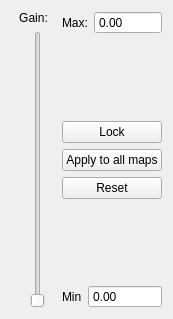
The window that src/plugins/TFWavelet/TFColorMapWidget.ui (HIP-infrastructure/anywave-code) describes before a commit, drawn with Qt 5.
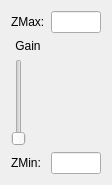
The same window after the commit.

```diff
--- a/src/plugins/TFWavelet/TFColorMapWidget.ui
+++ b/src/plugins/TFWavelet/TFColorMapWidget.ui
@@ -6,26 +6,50 @@
    <rect>
     <x>0</x>
     <y>0</y>
-    <width>173</width>
-    <height>319</height>
+    <width>112</width>
+    <height>185</height>
    </rect>
   </property>
   <property name="windowTitle">
    <string>TFColorMapWidget</string>
   </property>
-  <layout class="QHBoxLayout" name="mainLayout" stretch="0,1">
-   <item>
-    <layout class="QVBoxLayout" name="verticalLayout">
-     <item>
+  <layout class="QGridLayout" name="gridLayout">
+   <item row="0" column="0">
+    <widget class="QLabel" name="label_2">
+     <property name="text">
+      <string>ZMax:</string>
+     </property>
+    </widget>
+   </item>
+   <item row="0" column="1">
+    <widget class="QLineEdit" name="lineZMax">
+     <property name="sizePolicy">
+      <sizepolicy hsizetype="Preferred" vsizetype="Fixed">
+       <horstretch>0</horstretch>
+       <verstretch>0</verstretch>
+      </sizepolicy>
+     </property>
+     <property name="maxLength">
+      <number>10</number>
+     </property>
+     <property name="alignment">
+      <set>Qt::AlignCenter</set>
+     </property>
+     <property name="readOnly">
+      <bool>true</bool>
+     </property>
+    </widget>
+   </item>
+   <item row="1" column="0">
       <widget class="QLabel" name="label">
        <property name="sizePolicy">
-        <sizepolicy hsizetype="Expanding" vsizetype="Preferred">
+      <sizepolicy hsizetype="Preferred" vsizetype="Preferred">
          <horstretch>0</horstretch>
          <verstretch>0</verstretch>
         </sizepolicy>
        </property>
        <property name="text">
-        <string>Gain:</string>
+      <string>Gain</string>
        </property>
        <property name="scaledContents">
         <bool>true</bool>
@@ -35,143 +59,38 @@
        </property>
       </widget>
      </item>
-     <item>
-      <layout class="QHBoxLayout" name="horizontalLayout">
-       <item>
-        <spacer name="horizontalSpacer_2">
-         <property name="orientation">
-          <enum>Qt::Horizontal</enum>
-         </property>
-         <property name="sizeHint" stdset="0">
-          <size>
-           <width>45</width>
-           <height>20</height>
-          </size>
-         </property>
-        </spacer>
-       </item>
-       <item>
+   <item row="2" column="0">
         <widget class="QSlider" name="slider">
          <property name="orientation">
           <enum>Qt::Vertical</enum>
          </property>
         </widget>
        </item>
-       <item>
-        <spacer name="horizontalSpacer">
-         <property name="orientation">
-          <enum>Qt::Horizontal</enum>
-         </property>
-         <property name="sizeHint" stdset="0">
-          <size>
-           <width>37</width>
-           <height>20</height>
-          </size>
-         </property>
-        </spacer>
-       </item>
-      </layout>
-     </item>
-    </layout>
-   </item>
-   <item>
-    <layout class="QVBoxLayout" name="verticalLayout_2">
-     <item>
-      <layout class="QHBoxLayout" name="horizontalLayout_3">
-       <item>
-        <widget class="QLabel" name="label_2">
-         <property name="text">
-          <string>Max:</string>
-         </property>
-        </widget>
-       </item>
-       <item>
-        <widget class="QDoubleSpinBox" name="spinMax">
-         <property name="sizePolicy">
-          <sizepolicy hsizetype="Expanding" vsizetype="Fixed">
-           <horstretch>0</horstretch>
-           <verstretch>0</verstretch>
-          </sizepolicy>
-         </property>
-         <property name="buttonSymbols">
-          <enum>QAbstractSpinBox::NoButtons</enum>
-         </property>
-        </widget>
-       </item>
-      </layout>
-     </item>
-     <item>
-      <spacer name="verticalSpacer">
-       <property name="orientation">
-        <enum>Qt::Vertical</enum>
-       </property>
-       <property name="sizeHint" stdset="0">
-        <size>
-         <width>20</width>
-         <height>40</height>
-        </size>
-       </property>
-      </spacer>
-     </item>
-     <item>
-      <widget class="QPushButton" name="buttonLock">
-       <property name="text">
-        <string>Lock</string>
-       </property>
-      </widget>
-     </item>
-     <item>
-      <widget class="QPushButton" name="buttonApplyAll">
-       <property name="text">
-        <string>Apply to all maps</string>
-       </property>
-      </widget>
-     </item>
-     <item>
-      <widget class="QPushButton" name="buttonReset">
-       <property name="text">
-        <string>Reset</string>
-       </property>
-      </widget>
-     </item>
-     <item>
-      <spacer name="verticalSpacer_2">
-       <property name="orientation">
-        <enum>Qt::Vertical</enum>
-       </property>
-       <property name="sizeHint" stdset="0">
-        <size>
-         <width>20</width>
-         <height>40</height>
-        </size>
-       </property>
-      </spacer>
-     </item>
-     <item>
-      <layout class="QHBoxLayout" name="horizontalLayout_2">
-       <item>
+   <item row="3" column="0">
         <widget class="QLabel" name="label_3">
          <property name="text">
-          <string>Min</string>
+      <string>ZMin:</string>
          </property>
         </widget>
        </item>
-       <item>
-        <widget class="QDoubleSpinBox" name="spinMin">
+   <item row="3" column="1">
+    <widget class="QLineEdit" name="lineZMin">
          <property name="sizePolicy">
-          <sizepolicy hsizetype="Expanding" vsizetype="Fixed">
+      <sizepolicy hsizetype="Preferred" vsizetype="Fixed">
            <horstretch>0</horstretch>
            <verstretch>0</verstretch>
           </sizepolicy>
          </property>
-         <property name="buttonSymbols">
-          <enum>QAbstractSpinBox::NoButtons</enum>
-         </property>
-        </widget>
-       </item>
-      </layout>
-     </item>
-    </layout>
+     <property name="maxLength">
+      <number>10</number>
+     </property>
+     <property name="alignment">
+      <set>Qt::AlignCenter</set>
+     </property>
+     <property name="readOnly">
+      <bool>true</bool>
+     </property>
+    </widget>
    </item>
   </layout>
  </widget>
```
Lines whose indentation alone changed are shown as unchanged.
